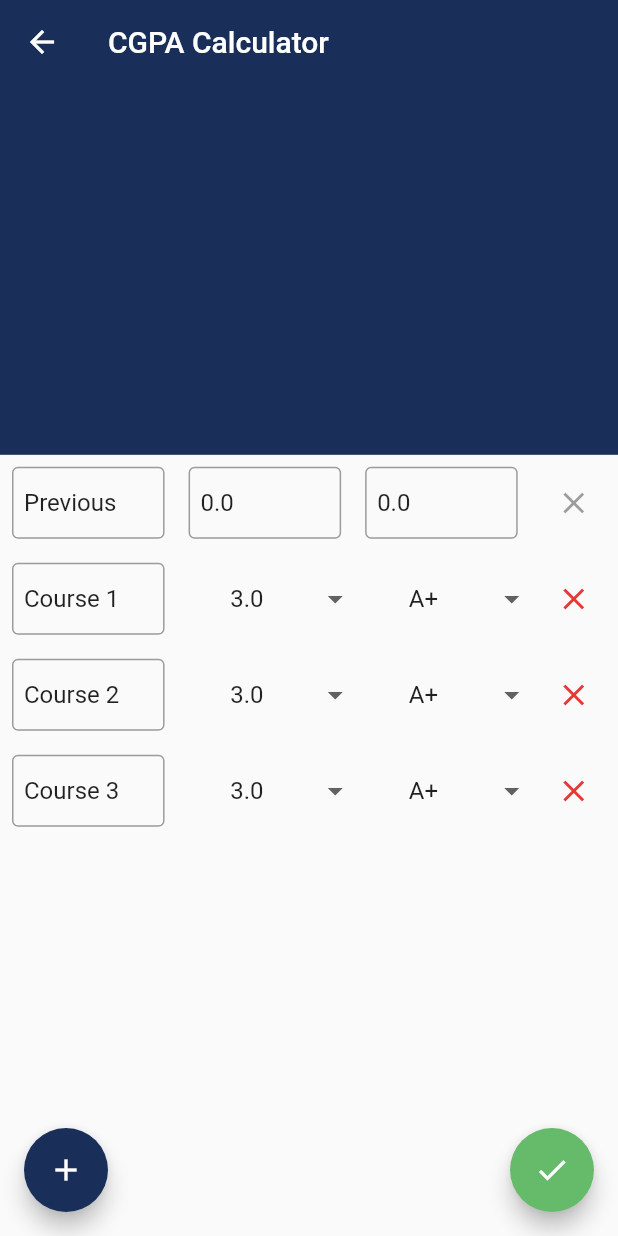
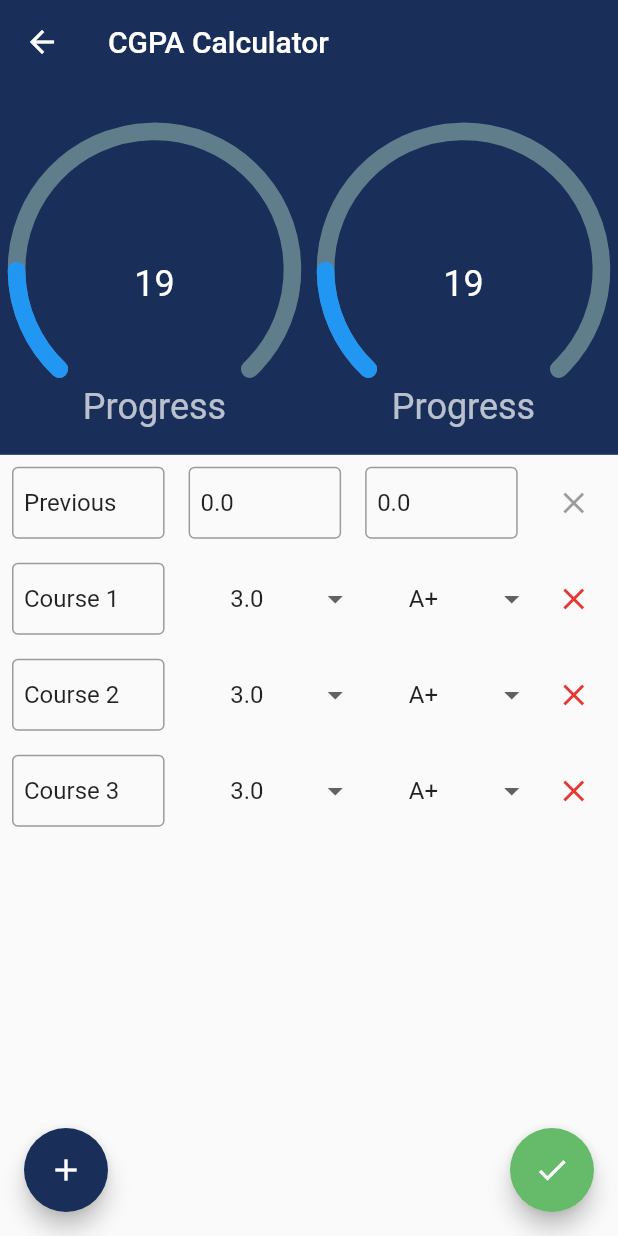
Before and after one commit to minhaz1217/no-cg-no-life, a Flutter app: the CGPACalculatorView screen opened by its route, on a phone screen of 412 x 824 dp. Run offline on Flutter 3.47's test engine with Material 2 defaults, Android fonts, the phone set to English and light mode, and no system bars; drawn by our look-alikes of syncfusion_flutter_gauges; our stand-ins replace page_transition; missing offline and left inert: dart:ffi; generated files the repository leaves out were written again.

Commit message:
semi circular progress bar working, need to connect

```diff
--- a/no_cg_no_life_app/lib/screens/views/cgpa_calculator/cgpa_calculator_view.dart
+++ b/no_cg_no_life_app/lib/screens/views/cgpa_calculator/cgpa_calculator_view.dart
@@ -28,10 +28,11 @@ class _CGPACalculatorViewState extends State<CGPACalculatorView> {
   List<_CourseTextFieldController> coursesControllers = <_CourseTextFieldController>[];
   late _CourseTextFieldController historyTextFieldsController;
   late CGPACalculatorModel model;
-
+  late GlobalKey<FormState> _formKey;
 
 
   _CGPACalculatorViewState(){
+    _formKey = GlobalKey<FormState>();
     this.model = CGPACalculatorModel();
     // TODO: load already saved data from shared_pref
 
@@ -60,7 +61,9 @@ class _CGPACalculatorViewState extends State<CGPACalculatorView> {
       }
     }
   }
+
   calculateCGPA(){
+    if (_formKey.currentState!.validate()) {
       double historyCGPA = 0, historyCredit = 0;
       print(historyTextFieldsController.cgpaTextField.text);
       print(double.tryParse(historyTextFieldsController.cgpaTextField.text.trim()));
@@ -93,6 +96,7 @@ class _CGPACalculatorViewState extends State<CGPACalculatorView> {
       // TODO: now add the circular progression with animation to show this.
       print("FINAL CGPA ${finalCGPA}");
     }
+  }
 
   addNewCourse(){
     int index = model.currentCourses.length;
@@ -115,20 +119,55 @@ class _CGPACalculatorViewState extends State<CGPACalculatorView> {
 
   @override
   Widget build(BuildContext context) {
-    Widget generateTextFieldsForPrevious(){
+
+    Widget generateTextFieldsForHistory(){
       return Row(
         children: [
           Expanded(
             flex: 2,
-            child: CGPACalculatorTextField(hintText: "Previous",readOnly: true, textEditingController: historyTextFieldsController.courseTextField,),
+            child: CGPACalculatorTextField(
+              hintText: "Previous",
+              readOnly: true,
+              textEditingController: historyTextFieldsController.courseTextField,
+            ),
           ),
           Expanded(
             flex: 2,
-            child: CGPACalculatorTextField(hintText: "Credits",readOnly: false, textEditingController: historyTextFieldsController.creditsTextField, keyboardType: TextInputType.number),
+            child: CGPACalculatorTextField(
+                hintText: "Credits",
+                readOnly: false,
+                textEditingController: historyTextFieldsController.creditsTextField,
+                keyboardType: TextInputType.number,
+                validator: (value) {
+                  if(value == null || value.isEmpty){
+                    return "Empty";
+                  }else if(double.tryParse(value) == null){
+                    return "Invalid";
+                  }else if( double.tryParse(value)! < 0 || double.tryParse(value)! >200 ){
+                    return "0-200 allowed";
+                  }
+                  return null;
+                },
+            ),
           ),
           Expanded(
             flex: 2,
-            child: CGPACalculatorTextField(hintText: "CGPA",readOnly: false, textEditingController: historyTextFieldsController.cgpaTextField, keyboardType: TextInputType.number,),
+            child: CGPACalculatorTextField(
+              hintText: "CGPA",
+              readOnly: false,
+              textEditingController: historyTextFieldsController.cgpaTextField,
+              keyboardType: TextInputType.number,
+              validator: (value) {
+                if(value == null || value.isEmpty){
+                  return "Empty";
+                }else if(double.tryParse(value) == null){
+                  return "Invalid";
+                }else if( double.tryParse(value)! < 0 || double.tryParse(value)! >4 ){
+                  return "0-4 allowed";
+                }
+                return null;
+              }
+            ),
           ),
           Expanded(
             flex: 1,
@@ -141,8 +180,8 @@ class _CGPACalculatorViewState extends State<CGPACalculatorView> {
         ],
       );
     }
-    double dropdownValue = 1;
-    List<Widget> generateChildren(){
+
+    List<Widget> generateDataInputingRows(){
       var output = <Widget>[];
       for(int i=0;i<this.model.currentCourses.length;i++){
         var currentCourse = this.model.currentCourses[i];
@@ -219,16 +258,23 @@ class _CGPACalculatorViewState extends State<CGPACalculatorView> {
           ],
         ));
       }
+
+      output.add(SizedBox(
+        height: 80,
+      ));
       return output;
     }
     return Scaffold(
       appBar: AppBar( title: Text("CGPA Calculator"),elevation: 0, ),
-      body: ListView(
+      body: Form(
+        key: _formKey,
+        child: ListView(
           children: [
             CGPACalculatorHeaderSection(),
-          generateTextFieldsForPrevious(),
-          ...generateChildren()
+            generateTextFieldsForHistory(),
+            ...generateDataInputingRows()
           ],
+        ),
       ),
       floatingActionButtonLocation:
         FloatingActionButtonLocation.centerDocked,
@@ -238,6 +284,7 @@ class _CGPACalculatorViewState extends State<CGPACalculatorView> {
             mainAxisAlignment: MainAxisAlignment.spaceBetween,
             children: <Widget>[
               FloatingActionButton(
+                heroTag: "leftButton",
                 backgroundColor: BrandColor,
                 child: Icon(Icons.add),
                 onPressed: () {
@@ -247,6 +294,7 @@ class _CGPACalculatorViewState extends State<CGPACalculatorView> {
                 },
               ),
               FloatingActionButton(
+                heroTag: "rightButton",
                 backgroundColor: SuccessColor,
                 child: Icon(Icons.done),
                 onPressed: () {
--- a/no_cg_no_life_app/lib/screens/views/cgpa_calculator/components/cgpa_calculator_header_section.dart
+++ b/no_cg_no_life_app/lib/screens/views/cgpa_calculator/components/cgpa_calculator_header_section.dart
@@ -1,6 +1,7 @@
 import 'package:flutter/material.dart';
 import 'package:no_cg_no_life_app/helpers/colors_utils.dart';
 import 'package:no_cg_no_life_app/helpers/dynamic_size_config.dart';
+import 'package:no_cg_no_life_app/screens/views/cgpa_calculator/components/semi_circular_progress_bar.dart';
 
 class CGPACalculatorHeaderSection extends StatefulWidget {
   @override
@@ -14,6 +15,15 @@ class _CGPACalculatorHeaderSectionState extends State<CGPACalculatorHeaderSectio
       width: double.infinity,
       height: DynamicSizeConfig.screenHeight * .3,
       color: BrandColor,
+      child:
+      Row(
+        mainAxisAlignment: MainAxisAlignment.center,
+        children: [
+          Expanded(child: Center(child: SemiCircularProgressBar())),
+          Expanded(child: Center(child: SemiCircularProgressBar())),
+        ],
+      )
+
     );
   }
 }
--- a/no_cg_no_life_app/lib/screens/views/cgpa_calculator/components/cgpa_calculator_text_field.dart
+++ b/no_cg_no_life_app/lib/screens/views/cgpa_calculator/components/cgpa_calculator_text_field.dart
@@ -1,3 +1,5 @@
+import 'dart:ffi';
+
 import 'package:flutter/material.dart';
 
 class CGPACalculatorTextField extends StatefulWidget {
@@ -5,7 +7,8 @@ class CGPACalculatorTextField extends StatefulWidget {
   final String hintText;
   final bool readOnly;
   final TextInputType keyboardType;
-  CGPACalculatorTextField({ required this.textEditingController, this.hintText = "", this.readOnly = false, this.keyboardType = TextInputType.text });
+  final FormFieldValidator<String>? validator;
+  CGPACalculatorTextField({ required this.textEditingController, this.hintText = "", this.readOnly = false, this.keyboardType = TextInputType.text, this.validator });
   @override
   _CGPACalculatorTextFieldState createState() => _CGPACalculatorTextFieldState();
 }
@@ -15,7 +18,8 @@ class _CGPACalculatorTextFieldState extends State<CGPACalculatorTextField> {
   Widget build(BuildContext context) {
     return Padding(
       padding: const EdgeInsets.all(8.0),
-      child: TextField(
+      child: TextFormField(
+        validator: widget.validator,
         controller: widget.textEditingController,
         readOnly: widget.readOnly,
         decoration: InputDecoration(
--- /dev/null
+++ b/no_cg_no_life_app/lib/screens/views/cgpa_calculator/components/semi_circular_progress_bar.dart
@@ -0,0 +1,111 @@
+import 'dart:async';
+
+import 'package:flutter/material.dart';
+import 'package:syncfusion_flutter_gauges/gauges.dart';
+
+class SemiCircularProgressBar extends StatefulWidget {
+  final double startValue;
+  final double endValue;
+  final double finalValue;
+  final Duration animationDuration;
+  final int finalValueDecimalDigit;
+  final String bottomText;
+  final Color progressDoneColor;
+  final Color progressRemainingColor;
+  SemiCircularProgressBar( {
+    this.startValue = 0,
+    this.endValue = 100,
+    this.finalValue = 50,
+    this.animationDuration = const Duration( seconds: 5),
+    this.finalValueDecimalDigit = 0,
+    this.bottomText = "Progress",
+    this.progressDoneColor = Colors.blue,
+    this.progressRemainingColor = Colors.blueGrey
+  } ){}
+
+  @override
+  _SemiCircularProgressBarState createState() =>
+      _SemiCircularProgressBarState();
+}
+
+class _SemiCircularProgressBarState extends State<SemiCircularProgressBar> with TickerProviderStateMixin {
+  double progresValue = 10;
+  late Timer _timer;
+  @override
+  void initState() {
+    super.initState();
+    progresValue = widget.startValue;
+    // TODO : make tween type animation calculation.
+    _timer = Timer.periodic(
+        const Duration( milliseconds:  100 ),
+          (timer){
+          double incrementValue =   ((widget.finalValue - widget.startValue).abs() / widget.animationDuration.inMilliseconds)*100;
+          if(progresValue < widget.finalValue){
+            setState(() {
+              progresValue = (progresValue + incrementValue) % widget.endValue;
+            });
+          }else{
+            progresValue = widget.finalValue;
+            timer.cancel();
+          }
+        }
+    );
+
+  }
+
+  @override
+  void dispose() {
+    if(_timer != null){
+      _timer.cancel();
+    }
+    super.dispose();
+  }
+
+  @override
+  Widget build(BuildContext context) {
+
+    return SfRadialGauge(axes: <RadialAxis>[
+      RadialAxis(
+          minimum: widget.startValue,
+          maximum: widget.endValue,
+          showLabels: false,
+          showTicks: false,
+          axisLineStyle: AxisLineStyle(
+            thickness: 0.12,
+            cornerStyle: CornerStyle.bothCurve,
+            color: widget.progressRemainingColor,
+            thicknessUnit: GaugeSizeUnit.factor,
+          ),
+          // Pointer
+          pointers: <GaugePointer>[
+            RangePointer(
+              color: widget.progressDoneColor,
+              value: progresValue,
+              cornerStyle: CornerStyle.bothCurve,
+              width: 0.12,
+              sizeUnit: GaugeSizeUnit.factor,
+              enableAnimation: true,
+              animationDuration: 1,
+              animationType: AnimationType.elasticOut,
+            )
+          ],
+          // annotation
+          annotations: <GaugeAnnotation>[
+            GaugeAnnotation(
+                positionFactor: 0.1,
+                angle: 90,
+                widget: Text(
+                  progresValue.toStringAsFixed(widget.finalValueDecimalDigit),
+                  style: TextStyle(fontSize: 24, color: Colors.white),
+                )),
+            GaugeAnnotation(
+                positionFactor: 1,
+                angle: 90,
+                widget: Text(
+                  widget.bottomText,
+                  style: TextStyle(fontSize: 24, color: Colors.white70),
+                )),
+          ])
+    ]);
+  }
+}
--- a/no_cg_no_life_app/pubspec.yaml
+++ b/no_cg_no_life_app/pubspec.yaml
@@ -18,6 +18,7 @@ dependencies:
   intl: ^0.17.0
   page_transition: "^2.0.2"
   url_launcher: ^6.0.8
+  syncfusion_flutter_gauges: ^19.2.44
 
 
   cupertino_icons: ^1.0.2
```
Also changed, not shown: no_cg_no_life_app/pubspec.lock. Lines whose indentation alone changed are shown as unchanged.
